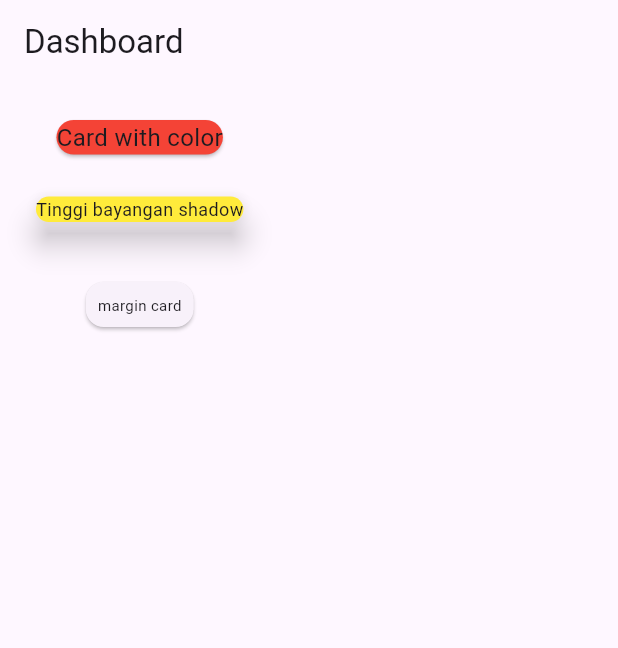
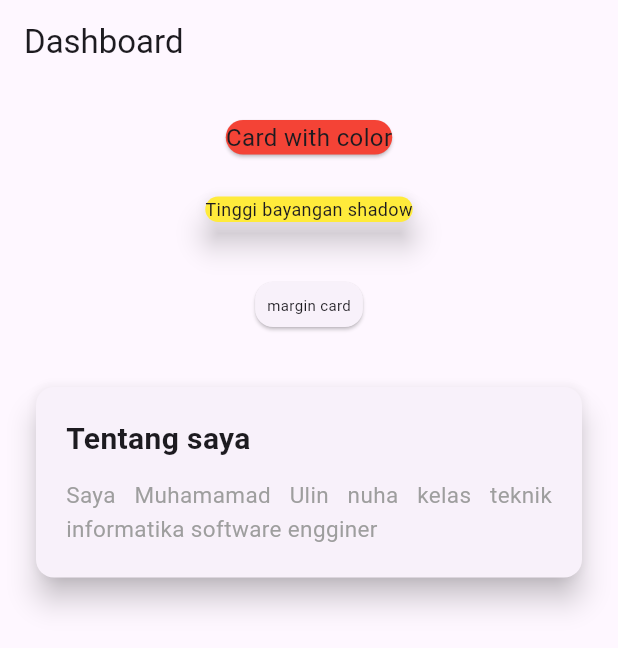
Before and after one commit to Mhmdulinnuha/Tugas-week-8-1123150002-, a Flutter app: the screen it shows after launch, on a phone screen of 412 x 824 dp. Shown: the top 648 px of the screen. Run offline on Flutter 3.47's test engine with Material 3 defaults, Android fonts, the phone set to English and light mode, and no system bars.

Commit message:
membuat card sederharna

```diff
--- a/lib/pages/latihan1_card.dart
+++ b/lib/pages/latihan1_card.dart
@@ -36,6 +36,29 @@ class MyPages extends StatelessWidget {
                 child: Text("margin card",style: TextStyle(fontSize: 10.0)),
                 ),
             ),
+
+            const SizedBox(height: 20),
+
+            const Card(
+              elevation: 8,
+              child: Padding(padding: const EdgeInsets.all(20.0),
+              child: Column(
+                crossAxisAlignment: CrossAxisAlignment.start,
+                children: [
+                  const Text(
+                    'Tentang saya',
+                    style: TextStyle(fontSize: 20,fontWeight: FontWeight.bold),
+                  ),
+                  const SizedBox(height: 12),
+                  Text(
+                    'Saya Muhamamad Ulin nuha kelas teknik informatika software engginer',
+                    style: TextStyle(fontSize: 15,color: Colors.grey, height: 1.5),
+                    textAlign: TextAlign.justify,
+                  ),
+                ],
+              ),
+              ),
+            ),
           ]),
         ),
       ),
```
